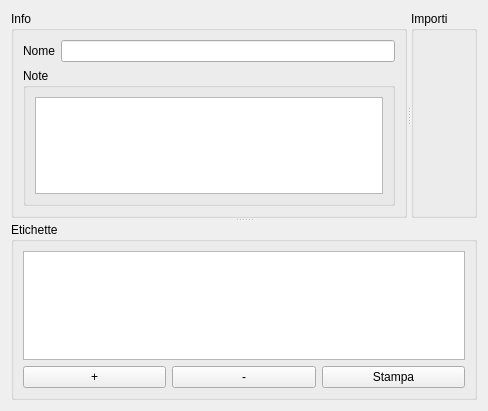
Qt form qcostgui/billdatagui.ui (mickele77/qcost) before a commit.
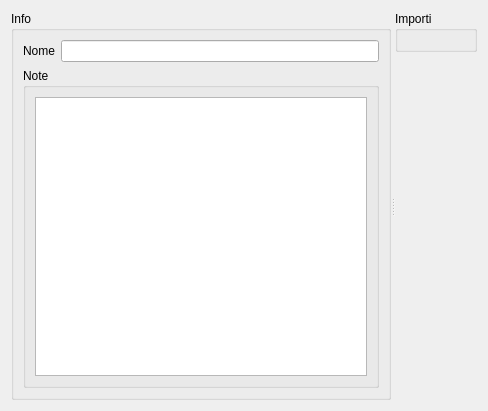
The same form after that commit.

Commit message: Vari cambiamenti: introdotte le variabili nel computo; prosegue il lavoro sulle etichette ; cambiato l'anno del copyright (!); portato avanti la stampa delle etichette del libretto delle misure.

What changed in the file:
```diff
--- a/qcostgui/billdatagui.ui
+++ b/qcostgui/billdatagui.ui
@@ -15,10 +15,6 @@
   </property>
   <layout class="QGridLayout" name="gridLayout">
    <item row="0" column="0">
-    <widget class="QSplitter" name="splitter_2">
-     <property name="orientation">
-      <enum>Qt::Vertical</enum>
-     </property>
      <widget class="QSplitter" name="splitter">
       <property name="orientation">
        <enum>Qt::Horizontal</enum>
@@ -55,41 +51,28 @@
         </item>
        </layout>
       </widget>
+     <widget class="QWidget" name="">
+      <layout class="QVBoxLayout" name="verticalLayout">
+       <item>
       <widget class="QGroupBox" name="amountsGroupBox">
        <property name="title">
         <string>Importi</string>
        </property>
        <layout class="QGridLayout" name="amountsLayout"/>
       </widget>
-     </widget>
-     <widget class="QGroupBox" name="attributesGroupBox">
-      <property name="title">
-       <string>Etichette</string>
-      </property>
-      <layout class="QGridLayout" name="gridLayout_3">
-       <item row="1" column="1">
-        <widget class="QPushButton" name="removeAttributePushButton">
-         <property name="text">
-          <string>-</string>
-         </property>
-        </widget>
        </item>
-       <item row="1" column="0">
-        <widget class="QPushButton" name="addAttributePushButton">
-         <property name="text">
-          <string>+</string>
+       <item>
+        <spacer name="verticalSpacer">
+         <property name="orientation">
+          <enum>Qt::Vertical</enum>
          </property>
-        </widget>
-       </item>
-       <item row="1" column="2">
-        <widget class="QPushButton" name="printAttributeBillPushButton">
-         <property name="text">
-          <string>Stampa</string>
+         <property name="sizeHint" stdset="0">
+          <size>
+           <width>20</width>
+           <height>40</height>
+          </size>
          </property>
-        </widget>
-       </item>
-       <item row="0" column="0" colspan="3">
-        <widget class="QTableView" name="attributesTableView"/>
+        </spacer>
        </item>
       </layout>
      </widget>
```
Lines whose indentation alone changed are shown as unchanged. The commit also changes 169 other files.
